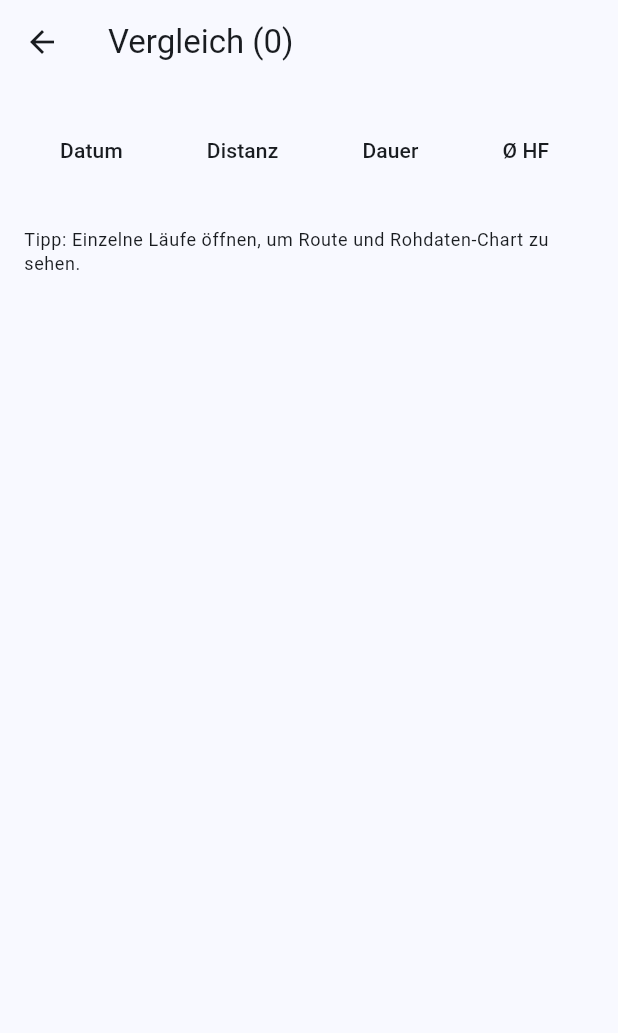
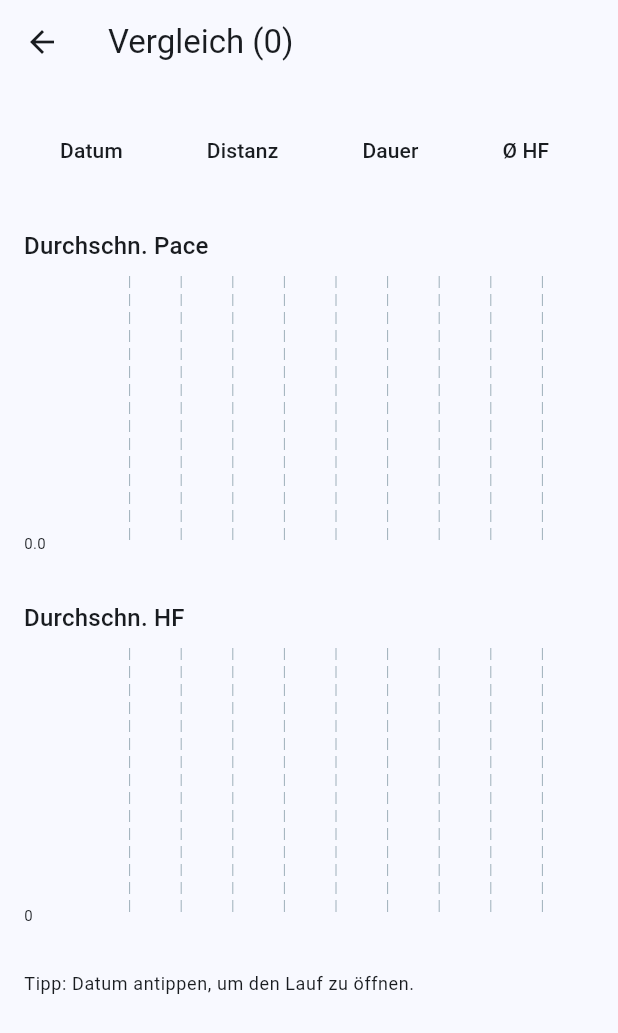
Before and after one commit to kwadde-cmyk/run-aggregator, a Flutter app: the CompareScreen screen opened directly with empty values, on a phone screen of 412 x 824 dp. Shown: the top 1033 px of the screen. Run offline on Flutter 3.47's test engine with Material 3 defaults, Android fonts, the phone set to English and light mode, and no system bars; drawn by our look-alikes of fl_chart; our stand-ins replace flutter_map, flutter_secure_storage, latlong2; missing offline and left inert: flutter_appauth, flutter_inappwebview; accounts and stored records are empty.

Commit message:
Fix HR parsing, add comparison charts, make rows tappable

```diff
--- a/lib/screens/compare_screen.dart
+++ b/lib/screens/compare_screen.dart
@@ -1,12 +1,40 @@
+import 'package:fl_chart/fl_chart.dart';
 import 'package:flutter/material.dart';
+import 'exercise_detail_screen.dart';
 
 class CompareScreen extends StatelessWidget {
   final List<Map<String, dynamic>> exercises;
 
   const CompareScreen({super.key, required this.exercises});
 
+  double? _toDouble(dynamic v) {
+    if (v is num) return v.toDouble();
+    if (v is String) return double.tryParse(v);
+    return null;
+  }
+
   @override
   Widget build(BuildContext context) {
+    final paceValues = <double>[];
+    final hrValues = <double>[];
+    final labels = <String>[];
+
+    for (final item in exercises) {
+      final exercise = item['exercise'] as Map<String, dynamic>? ?? {};
+      final interval = exercise['interval'] as Map<String, dynamic>? ?? {};
+      final metrics = exercise['metricsSummary'] as Map<String, dynamic>? ?? {};
+
+      final start = interval['startTime'] as String? ?? '';
+      final startDt = DateTime.tryParse(start);
+      labels.add(startDt != null ? '${startDt.day}.${startDt.month}.' : '?');
+
+      final pace = _toDouble(metrics['averagePaceSecondsPerMeter']);
+      paceValues.add(pace != null ? pace * 1000 / 60 : 0);
+
+      final hr = _toDouble(metrics['averageHeartRateBeatsPerMinute']);
+      hrValues.add(hr ?? 0);
+    }
+
     return Scaffold(
       appBar: AppBar(title: Text('Vergleich (${exercises.length})')),
       body: ListView(
@@ -23,7 +51,8 @@ class CompareScreen extends StatelessWidget {
                 DataColumn(label: Text('Ø Pace')),
                 DataColumn(label: Text('Kalorien')),
               ],
-              rows: exercises.map((item) {
+              rows: exercises.asMap().entries.map((entry) {
+                final item = entry.value;
                 final exercise = item['exercise'] as Map<String, dynamic>? ?? {};
                 final interval = exercise['interval'] as Map<String, dynamic>? ?? {};
                 final metrics = exercise['metricsSummary'] as Map<String, dynamic>? ?? {};
@@ -34,33 +63,126 @@ class CompareScreen extends StatelessWidget {
                     ? '${startDt.day}.${startDt.month}. ${startDt.hour}:${startDt.minute.toString().padLeft(2, '0')}'
                     : start;
 
-                final distMm = metrics['distanceMillimeters'];
-                final distKm = distMm is num ? (distMm / 1000000).toStringAsFixed(2) : '-';
+                final distMm = _toDouble(metrics['distanceMillimeters']);
+                final distKm = distMm != null ? (distMm / 1000000).toStringAsFixed(2) : '-';
 
                 final duration = exercise['activeDuration'] as String? ?? '-';
 
-                final avgHr = metrics['averageHeartRateBeatsPerMinute'];
-                final hrStr = avgHr is num ? avgHr.toStringAsFixed(0) : '-';
+                final avgHr = _toDouble(metrics['averageHeartRateBeatsPerMinute']);
+                final hrStr = avgHr != null ? avgHr.toStringAsFixed(0) : '-';
 
-                final pace = metrics['averagePaceSecondsPerMeter'];
-                final paceStr = pace is num ? (pace * 1000 / 60).toStringAsFixed(2) : '-';
+                final pace = _toDouble(metrics['averagePaceSecondsPerMeter']);
+                final paceStr = pace != null ? (pace * 1000 / 60).toStringAsFixed(2) : '-';
 
-                final cal = metrics['caloriesKcal'];
-                final calStr = cal is num ? cal.toStringAsFixed(0) : '-';
+                final cal = _toDouble(metrics['caloriesKcal']);
+                final calStr = cal != null ? cal.toStringAsFixed(0) : '-';
 
-                return DataRow(cells: [
-                  DataCell(Text(dateStr)),
-                  DataCell(Text('$distKm km')),
-                  DataCell(Text(duration)),
-                  DataCell(Text('$hrStr bpm')),
-                  DataCell(Text('$paceStr min/km')),
-                  DataCell(Text(calStr)),
-                ]);
+                return DataRow(
+                  cells: [
+                    DataCell(
+                      Text(dateStr, style: const TextStyle(decoration: TextDecoration.underline)),
+                      onTap: () {
+                        Navigator.of(context).push(
+                          MaterialPageRoute(builder: (_) => ExerciseDetailScreen(exercisePoint: item)),
+                        );
+                      },
+                    ),
+                    DataCell(Text('$distKm km')),
+                    DataCell(Text(duration)),
+                    DataCell(Text('$hrStr bpm')),
+                    DataCell(Text('$paceStr min/km')),
+                    DataCell(Text(calStr)),
+                  ],
+                );
               }).toList(),
             ),
           ),
           const SizedBox(height: 24),
-          Text('Tipp: Einzelne Läufe öffnen, um Route und Rohdaten-Chart zu sehen.',
+          Text('Durchschn. Pace', style: Theme.of(context).textTheme.titleMedium),
+          const SizedBox(height: 8),
+          SizedBox(
+            height: 200,
+            child: BarChart(
+              BarChartData(
+                barGroups: List.generate(paceValues.length, (i) {
+                  return BarChartGroupData(
+                    x: i,
+                    barRods: [
+                      BarChartRodData(
+                        toY: paceValues[i],
+                        color: Colors.blue,
+                        width: 16,
+                        borderRadius: BorderRadius.zero,
+                      ),
+                    ],
+                  );
+                }),
+                titlesData: FlTitlesData(
+                  bottomTitles: AxisTitles(
+                    sideTitles: SideTitles(
+                      showTitles: true,
+                      getTitlesWidget: (v, _) => Text(labels[v.toInt()], style: const TextStyle(fontSize: 10)),
+                    ),
+                  ),
+                  leftTitles: AxisTitles(
+                    sideTitles: SideTitles(
+                      showTitles: true,
+                      reservedSize: 36,
+                      getTitlesWidget: (v, _) => Text(v.toStringAsFixed(1), style: const TextStyle(fontSize: 10)),
+                    ),
+                  ),
+                  rightTitles: const AxisTitles(sideTitles: SideTitles(showTitles: false)),
+                  topTitles: const AxisTitles(sideTitles: SideTitles(showTitles: false)),
+                ),
+                gridData: const FlGridData(show: true),
+                borderData: FlBorderData(show: false),
+              ),
+            ),
+          ),
+          const SizedBox(height: 16),
+          Text('Durchschn. HF', style: Theme.of(context).textTheme.titleMedium),
+          const SizedBox(height: 8),
+          SizedBox(
+            height: 200,
+            child: BarChart(
+              BarChartData(
+                barGroups: List.generate(hrValues.length, (i) {
+                  return BarChartGroupData(
+                    x: i,
+                    barRods: [
+                      BarChartRodData(
+                        toY: hrValues[i],
+                        color: Colors.red,
+                        width: 16,
+                        borderRadius: BorderRadius.zero,
+                      ),
+                    ],
+                  );
+                }),
+                titlesData: FlTitlesData(
+                  bottomTitles: AxisTitles(
+                    sideTitles: SideTitles(
+                      showTitles: true,
+                      getTitlesWidget: (v, _) => Text(labels[v.toInt()], style: const TextStyle(fontSize: 10)),
+                    ),
+                  ),
+                  leftTitles: AxisTitles(
+                    sideTitles: SideTitles(
+                      showTitles: true,
+                      reservedSize: 36,
+                      getTitlesWidget: (v, _) => Text(v.toStringAsFixed(0), style: const TextStyle(fontSize: 10)),
+                    ),
+                  ),
+                  rightTitles: const AxisTitles(sideTitles: SideTitles(showTitles: false)),
+                  topTitles: const AxisTitles(sideTitles: SideTitles(showTitles: false)),
+                ),
+                gridData: const FlGridData(show: true),
+                borderData: FlBorderData(show: false),
+              ),
+            ),
+          ),
+          const SizedBox(height: 16),
+          Text('Tipp: Datum antippen, um den Lauf zu öffnen.',
               style: Theme.of(context).textTheme.bodySmall),
         ],
       ),
```
